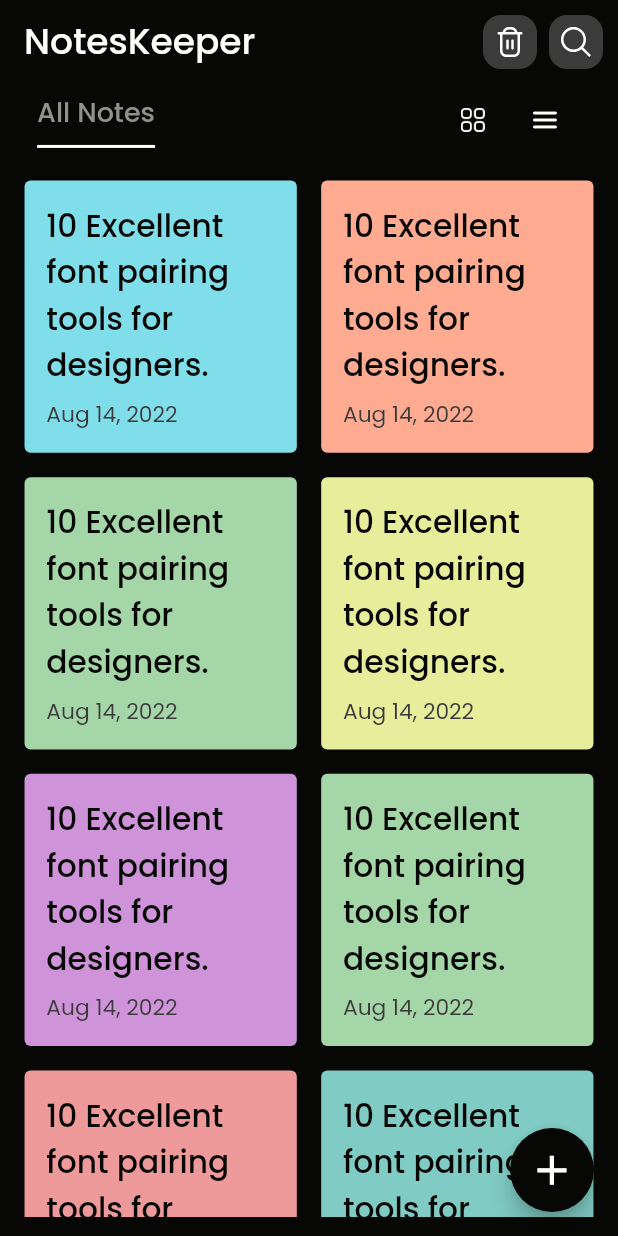
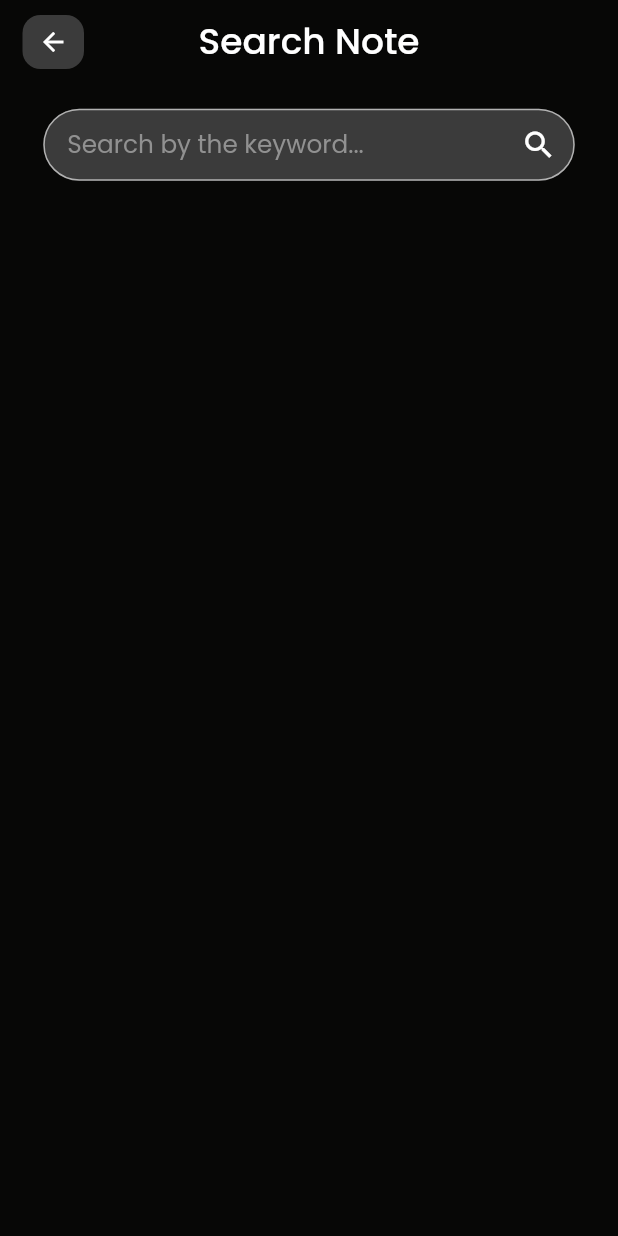
Before and after one commit to mateendev3/Notes-Keeper, a Flutter app: the screen it shows after launch, after a tap on an icon or button, on a phone screen of 412 x 824 dp. Run offline on Flutter 3.47's test engine with Material 2 defaults, Android fonts, the phone set to English and light mode, and no system bars; our stand-ins replace flutter_svg, google_fonts.

Commit message:
Added 'search_note_screen' to project without db and bloc

```diff
--- a/lib/screens/home_screen.dart
+++ b/lib/screens/home_screen.dart
@@ -2,6 +2,7 @@ import 'dart:math';
 
 import 'package:flutter/material.dart';
 import 'package:notes_keeper/screens/add_note_screen.dart';
+import 'package:notes_keeper/screens/search_note_screen.dart';
 import 'package:notes_keeper/screens/watch_note_screen.dart';
 import '../utils/assets_constants.dart';
 import '../utils/color_constants.dart';
@@ -69,7 +70,17 @@ class _HomeScreenState extends State<HomeScreen> {
         buildActionIcon(
             iconPath: AssetsConsts.icDustbin, onTap: () {}, rightMargin: 8.0),
         buildActionIcon(
-            iconPath: AssetsConsts.icSearch, onTap: () {}, rightMargin: 10.0),
+          iconPath: AssetsConsts.icSearch,
+          onTap: () {
+            Navigator.push(
+              context,
+              MaterialPageRoute(
+                builder: (_) => const SearchNoteScreen(),
+              ),
+            );
+          },
+          rightMargin: 10.0,
+        ),
       ],
     );
   }
--- /dev/null
+++ b/lib/screens/search_note_screen.dart
@@ -0,0 +1,113 @@
+import 'package:flutter/material.dart';
+import 'package:notes_keeper/utils/color_constants.dart';
+import 'components/action_icon_widget.dart';
+
+class SearchNoteScreen extends StatefulWidget {
+  const SearchNoteScreen({Key? key}) : super(key: key);
+
+  @override
+  State<SearchNoteScreen> createState() => _SearchNoteScreenState();
+}
+
+class _SearchNoteScreenState extends State<SearchNoteScreen> {
+  late Size _size;
+  late final TextEditingController _searchController;
+
+  @override
+  void initState() {
+    super.initState();
+    _searchController = TextEditingController();
+    _searchController.addListener(_textChangedListener);
+  }
+
+  @override
+  Widget build(BuildContext context) {
+    _size = MediaQuery.of(context).size;
+    return Scaffold(
+      appBar: _buildAppBar(),
+      body: Padding(
+        padding: EdgeInsets.only(
+          top: _size.height * 0.02,
+          left: _size.height * 0.035,
+          right: _size.height * 0.035,
+        ),
+        child: _buildBody(),
+      ),
+    );
+  }
+
+  AppBar _buildAppBar() {
+    return AppBar(
+      automaticallyImplyLeading: false,
+      title: const Text('Search Note'),
+      centerTitle: true,
+      leading: buildActionIcon(
+        icon: Icons.arrow_back,
+        onTap: () {
+          Navigator.pop(context);
+        },
+        rightMargin: 0.0,
+        leftMargin: 15.0,
+      ),
+    );
+  }
+
+  Widget _buildBody() {
+    return Column(
+      children: [
+        _buildSearchNoteTF(),
+        const Expanded(
+          child: SizedBox(),
+        ),
+      ],
+    );
+  }
+
+  TextField _buildSearchNoteTF() {
+    return TextField(
+      controller: _searchController,
+      cursorColor: AppColors.orange,
+      style: Theme.of(context).textTheme.bodyText1!.copyWith(
+            fontSize: _size.width * 0.04,
+          ),
+      decoration: InputDecoration(
+        filled: true,
+        fillColor: AppColors.darkGray,
+        enabled: true,
+        suffixIcon: _searchController.text.isEmpty
+            ? const Icon(
+                Icons.search,
+                color: AppColors.white,
+              )
+            : IconButton(
+                onPressed: () {
+                  _searchController.clear();
+                },
+                icon: const Icon(
+                  Icons.cancel,
+                  color: AppColors.white,
+                ),
+              ),
+        contentPadding: const EdgeInsets.symmetric(horizontal: 16.0),
+        hintText: 'Search by the keyword...',
+        hintStyle: Theme.of(context).textTheme.subtitle1!.copyWith(
+              color: AppColors.lightGray,
+              fontSize: _size.width * 0.04,
+            ),
+        border: OutlineInputBorder(
+          borderRadius: BorderRadius.circular(100.0),
+        ),
+        focusedBorder: OutlineInputBorder(
+          borderRadius: BorderRadius.circular(100.0),
+        ),
+        errorBorder: OutlineInputBorder(
+          borderRadius: BorderRadius.circular(100.0),
+        ),
+      ),
+    );
+  }
+
+  void _textChangedListener() {
+    setState(() {});
+  }
+}
```
